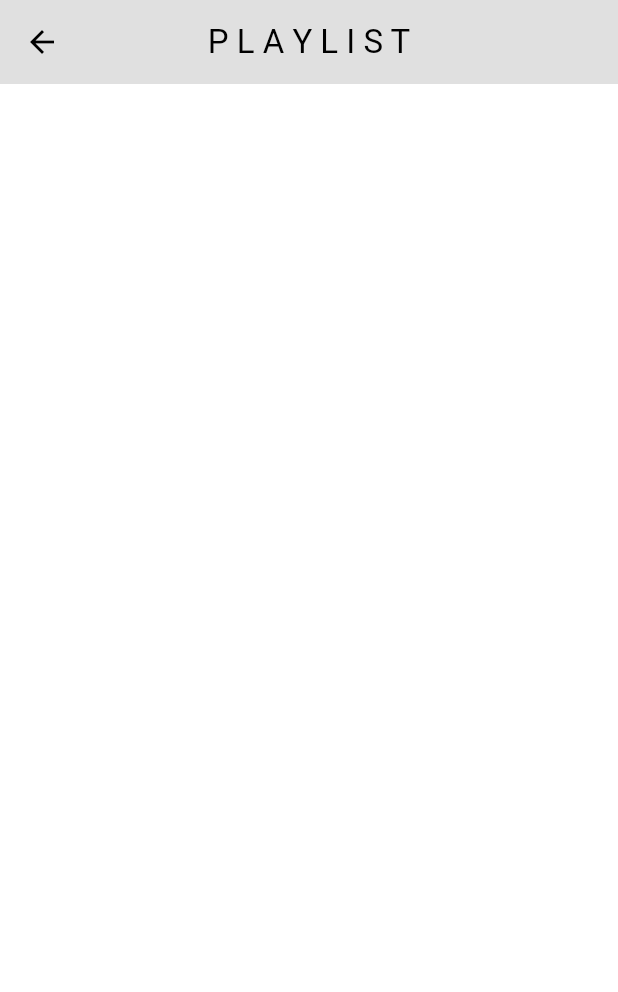
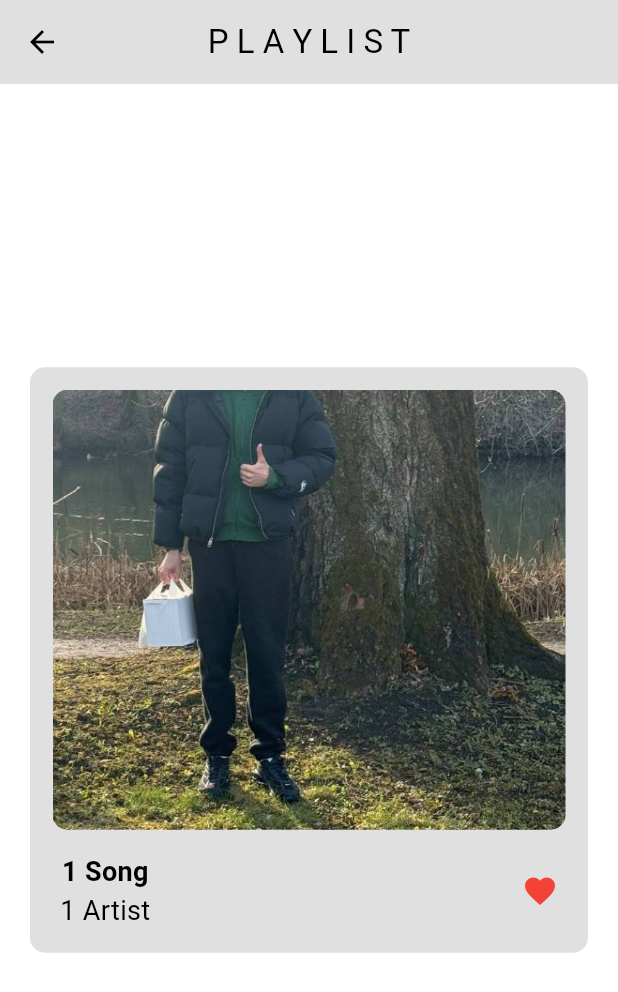
Before and after one commit to abdymazhittoretay/music_player, a Flutter app: the SongPage screen opened directly, on a phone screen of 412 x 824 dp. Shown: the top 992 px of the screen. Run offline on Flutter 3.47's test engine with Material 3 defaults, Android fonts, the light colour scheme and no system bars.

Commit message:
added song info in song_page

```diff
--- a/lib/pages/song_page.dart
+++ b/lib/pages/song_page.dart
@@ -17,7 +17,7 @@ class _SongPageState extends State<SongPage> {
       builder: (context, value, child) {
         final List<SongModel> playlist = value.playlist;
 
-        final int? selectedSong = value.selectedSong;
+        final SongModel selectedSong = playlist[value.selectedSong ?? 0];
         return Scaffold(
           backgroundColor: Colors.white,
           appBar: AppBar(
@@ -27,6 +27,60 @@ class _SongPageState extends State<SongPage> {
             title: Text("P L A Y L I S T"),
             centerTitle: true,
           ),
+          body: Padding(
+            padding: const EdgeInsets.symmetric(horizontal: 20.0),
+            child: Column(
+              mainAxisAlignment: MainAxisAlignment.center,
+              children: [
+                Container(
+                    padding: EdgeInsets.all(15.0),
+                    decoration: BoxDecoration(
+                        color: Colors.grey[300],
+                        borderRadius: BorderRadius.circular(10.0)),
+                    child: Column(
+                      children: [
+                        ClipRRect(
+                          borderRadius: BorderRadius.circular(10.0),
+                          child: Image.asset(
+                            selectedSong.imagePath,
+                          ),
+                        ),
+                        SizedBox(height: 15.0),
+                        Padding(
+                          padding: const EdgeInsets.symmetric(horizontal: 5.0),
+                          child: Row(
+                            mainAxisAlignment: MainAxisAlignment.spaceBetween,
+                            children: [
+                              Column(
+                                children: [
+                                  Text(
+                                    selectedSong.songName,
+                                    style: TextStyle(
+                                        color: Colors.black,
+                                        fontSize: 18.0,
+                                        fontWeight: FontWeight.bold),
+                                  ),
+                                  Text(
+                                    selectedSong.artistName,
+                                    style: TextStyle(
+                                      color: Colors.black,
+                                      fontSize: 18.0,
+                                    ),
+                                  ),
+                                ],
+                              ),
+                              Icon(
+                                Icons.favorite,
+                                color: Colors.red,
+                              )
+                            ],
+                          ),
+                        )
+                      ],
+                    )),
+              ],
+            ),
+          ),
         );
       },
     );
```
